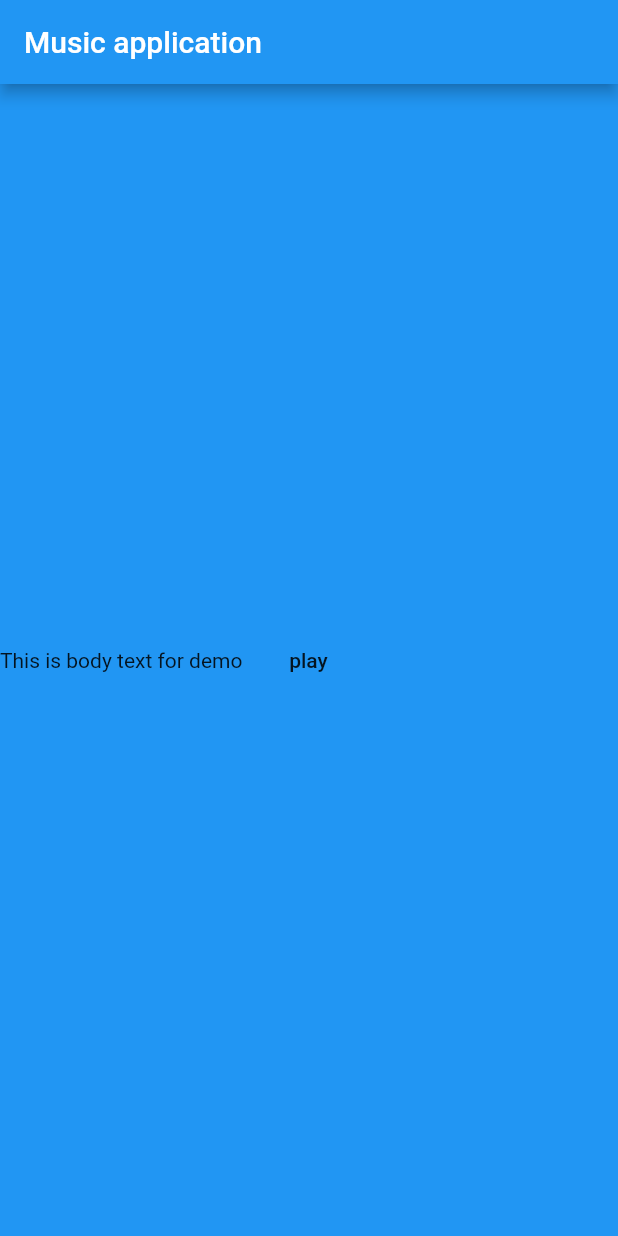
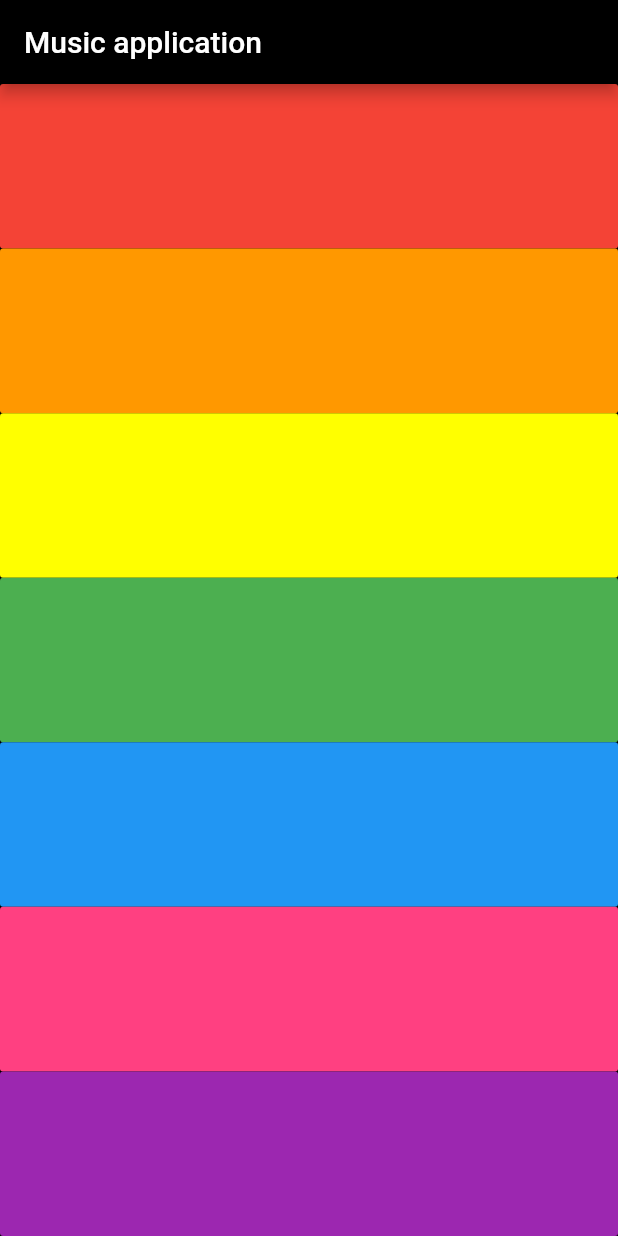
Before and after one commit to Valera1980/music_sounds_fun, a Flutter app: the screen it shows after launch, on a phone screen of 412 x 824 dp. Run offline on Flutter 3.47's test engine with Material 2 defaults, Android fonts, the light colour scheme and no system bars; our stand-ins replace audioplayers.

Commit message:
add stretch buttons

```diff
--- a/lib/main.dart
+++ b/lib/main.dart
@@ -11,20 +11,72 @@ class MainScaffold extends StatelessWidget {
   Widget build(BuildContext context) {
     return MaterialApp(
       home: Scaffold(
-        backgroundColor: Colors.blue,
+        backgroundColor: Colors.black,
         appBar: AppBar(
+          backgroundColor: Colors.black54,
           title: Text('Music application'),
         ),
         body: Center(
-          child: Row(children: <Widget>[
-            Text('This is body text for demo'),
-            FlatButton(
-              child: Text('play'),
+          child: Column(
+            crossAxisAlignment: CrossAxisAlignment.stretch,
+            children: <Widget>[
+            Expanded(
+              child: FlatButton(
+                color: Colors.red,
+                onPressed: () {
+                  AudioCache player = new AudioCache();
+                   player.play('note1.wav');
+                },
+              ),
+            ),
+            Expanded(
+              child: FlatButton(
+                color: Colors.orange,
+                onPressed: () {
+                  AudioCache player = new AudioCache();
+                  player.play('note2.wav');
+                },
+              ),
+            ),
+            Expanded(child: FlatButton(
+              color: Colors.yellowAccent,
               onPressed: () {
                 AudioCache player = new AudioCache();
-                 player.play('note1.wav');
+                player.play('note3.wav');
               },
-            )
+            ),),
+            Expanded(
+              child: FlatButton(
+                color: Colors.green,
+                onPressed: () {
+                  AudioCache player = new AudioCache();
+                  player.play('note4.wav');
+                },
+              ),
+            ),
+            Expanded(child: FlatButton(
+              color: Colors.blue,
+              onPressed: () {
+                AudioCache player = new AudioCache();
+                player.play('note5.wav');
+              },
+            ),),
+            Expanded(
+              child: FlatButton(
+                color: Colors.pinkAccent,
+                onPressed: () {
+                  AudioCache player = new AudioCache();
+                  player.play('note6.wav');
+                },
+              ),
+            ),
+            Expanded(child: FlatButton(
+              color: Colors.purple,
+              onPressed: () {
+                AudioCache player = new AudioCache();
+                player.play('note7.wav');
+              },
+            ),),
           ],),
         ),
       ),
```
